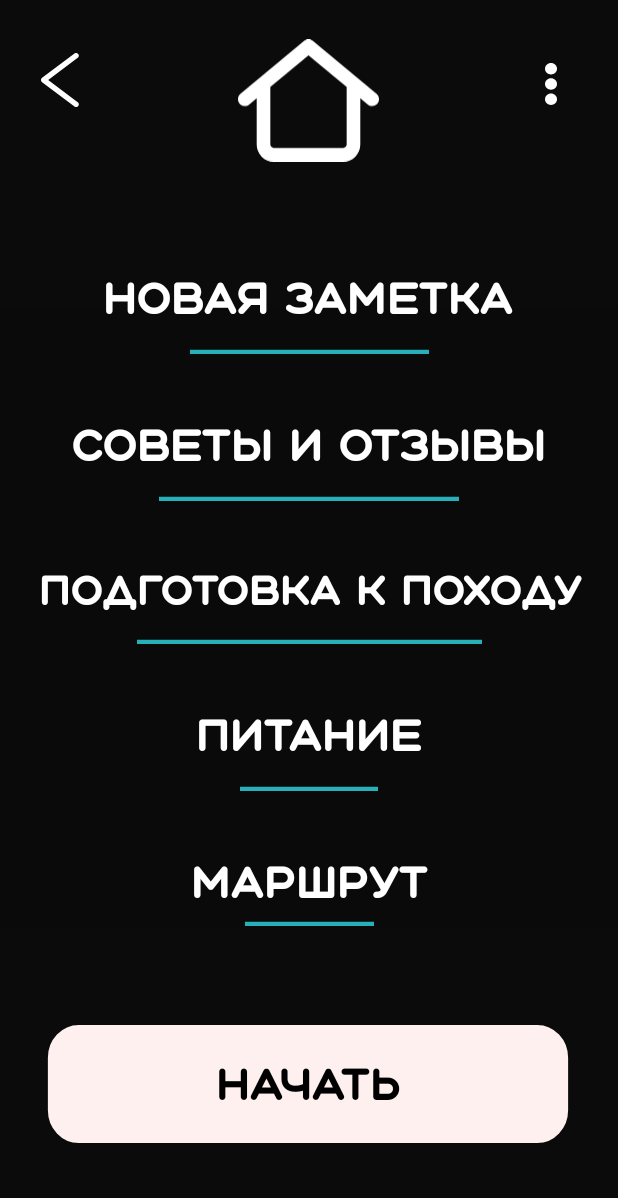
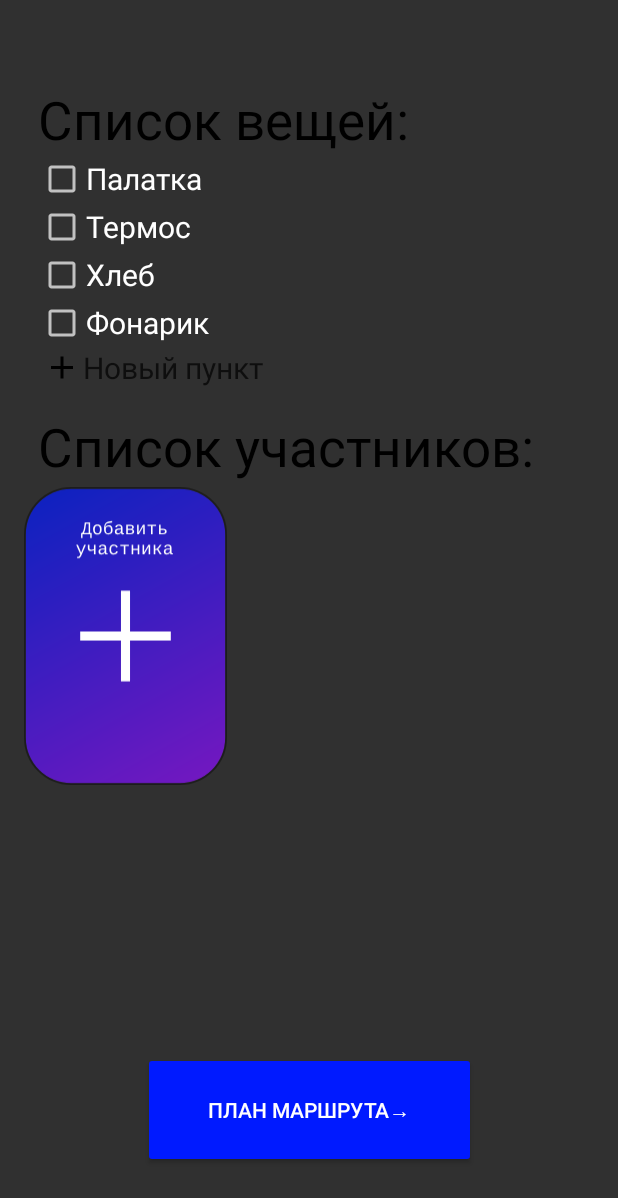
Before and after one commit to OSLL/circle21-camping, an Android app: the screen it shows after launch (MainScreeen before the commit, MainActivity_DD after it), after a tap on "Подготовка к походу", on a phone screen of 412 x 824 dp. Shown: the top 1198 px of the screen. Run offline under Robolectric (Android 15) with nearby library versions, the phone set to English and light mode, and no system bars.

Commit message:
Переход + анимация на экран "подготовка к походу", кнопки навигации и ActionBar на всех Activity, принудительная блокировка ориентации для экрана "подготовка к походу"

```diff
--- /dev/null
+++ b/app/src/main/java/com/makentoshe/androidgithubcitemplate/MainActivity_DD.kt
@@ -0,0 +1,85 @@
+package com.makentoshe.androidgithubcitemplate
+
+import android.os.Build
+import androidx.appcompat.app.AppCompatActivity
+import android.os.Bundle
+import android.util.Log
+import android.view.View
+import android.widget.Button
+import android.widget.ImageView
+import com.makentoshe.androidgithubcitemplate.R
+
+class MainActivity_DD : AppCompatActivity() {
+    override fun onCreate(savedInstanceState: Bundle?) {
+
+        super.onCreate(savedInstanceState)
+        setContentView(R.layout.activity_main_dd)
+
+        val add_participant:ImageView = findViewById(R.id.imageView)
+        val to_route_plan:Button = findViewById(R.id.button)
+        to_route_plan.setOnClickListener {
+            Log.d("TAG", "При нажатии на кнопку должен происходить переход к другой активити.")
+        }
+        add_participant.setOnClickListener {
+            Log.d("TAG", "Пока что ничего не происходит (см. TODO)")
+        }
+        if (Build.VERSION.SDK_INT >= Build.VERSION_CODES.JELLY_BEAN) {
+            if (Build.VERSION.SDK_INT >= Build.VERSION_CODES.KITKAT) {
+                window.decorView.systemUiVisibility = (View.SYSTEM_UI_FLAG_LAYOUT_STABLE
+                        or View.SYSTEM_UI_FLAG_LAYOUT_HIDE_NAVIGATION
+                        or View.SYSTEM_UI_FLAG_LAYOUT_FULLSCREEN
+                        or View.SYSTEM_UI_FLAG_HIDE_NAVIGATION
+                        or View.SYSTEM_UI_FLAG_FULLSCREEN
+                        or View.SYSTEM_UI_FLAG_IMMERSIVE_STICKY)
+            }
+        }
+    }
+    override fun onResume() {
+        super.onResume()
+        if (Build.VERSION.SDK_INT >= Build.VERSION_CODES.JELLY_BEAN) {
+            if (Build.VERSION.SDK_INT >= Build.VERSION_CODES.KITKAT) {
+                window.decorView.systemUiVisibility = (View.SYSTEM_UI_FLAG_LAYOUT_STABLE
+                        or View.SYSTEM_UI_FLAG_LAYOUT_HIDE_NAVIGATION
+                        or View.SYSTEM_UI_FLAG_LAYOUT_FULLSCREEN
+                        or View.SYSTEM_UI_FLAG_HIDE_NAVIGATION
+                        or View.SYSTEM_UI_FLAG_FULLSCREEN
+                        or View.SYSTEM_UI_FLAG_IMMERSIVE_STICKY)
+            }
+        }
+    }
+
+    override fun onPause() {
+        super.onPause()
+        if (Build.VERSION.SDK_INT >= Build.VERSION_CODES.JELLY_BEAN) {
+            if (Build.VERSION.SDK_INT >= Build.VERSION_CODES.KITKAT) {
+                window.decorView.systemUiVisibility = (View.SYSTEM_UI_FLAG_LAYOUT_STABLE
+                        or View.SYSTEM_UI_FLAG_LAYOUT_HIDE_NAVIGATION
+                        or View.SYSTEM_UI_FLAG_LAYOUT_FULLSCREEN
+                        or View.SYSTEM_UI_FLAG_HIDE_NAVIGATION
+                        or View.SYSTEM_UI_FLAG_FULLSCREEN
+                        or View.SYSTEM_UI_FLAG_IMMERSIVE_STICKY)
+            }
+        }
+    }
+
+    override fun onStop() {
+        super.onStop()
+        if (Build.VERSION.SDK_INT >= Build.VERSION_CODES.JELLY_BEAN) {
+            if (Build.VERSION.SDK_INT >= Build.VERSION_CODES.KITKAT) {
+                window.decorView.systemUiVisibility = (View.SYSTEM_UI_FLAG_LAYOUT_STABLE
+                        or View.SYSTEM_UI_FLAG_LAYOUT_HIDE_NAVIGATION
+                        or View.SYSTEM_UI_FLAG_LAYOUT_FULLSCREEN
+                        or View.SYSTEM_UI_FLAG_HIDE_NAVIGATION
+                        or View.SYSTEM_UI_FLAG_FULLSCREEN
+                        or View.SYSTEM_UI_FLAG_IMMERSIVE_STICKY)
+            }
+        }
+    }
+}
+
+// #TODO: найти атрибут, отвечающий за перемещение элементов в списке.
+// #TODO: разобраться, как работает этот чёртов ChipGroup (как нормально выравнивать элементы?).
+// #TODO: сделать RecyclerView для списка участников.
+// #TODO: вообще, при нажатии на "Добавить участника" карточка должна переворачиваться (по крайней мере -- реагировать на нажатие).
+// #TODO: можно открывать дополнительное мини-окно с вводом информации об участнике.
+// #TODO: сделать переход между активити (?)
--- a/app/src/main/java/com/makentoshe/androidgithubcitemplate/MainScreeen.kt
+++ b/app/src/main/java/com/makentoshe/androidgithubcitemplate/MainScreeen.kt
@@ -58,10 +58,12 @@ class MainScreeen : AppCompatActivity() {
 
         val textbutton4: TextView = findViewById(R.id.hike_id)
         textbutton4.setOnClickListener {
-            val text_toast4 = "Переход на экран подготовка к походу, скоро..."
-            val duration = Toast.LENGTH_SHORT
-            val toast = Toast.makeText(applicationContext, text_toast4, duration)
-            toast.show()
+//            val text_toast4 = "Переход на экран подготовка к походу, скоро..."
+//            val duration = Toast.LENGTH_SHORT
+//            val toast = Toast.makeText(applicationContext, text_toast4, duration)
+//            toast.show()
+            val intent = Intent(this, MainActivity_DD::class.java)
+            startActivity(intent)
         }
 
         val textbutton5: TextView = findViewById(R.id.eat_id)
@@ -96,4 +98,46 @@ class MainScreeen : AppCompatActivity() {
             toast.show()
         }
     }
+
+    override fun onResume() {
+        super.onResume()
+        if (Build.VERSION.SDK_INT >= Build.VERSION_CODES.JELLY_BEAN) {
+            if (Build.VERSION.SDK_INT >= Build.VERSION_CODES.KITKAT) {
+                window.decorView.systemUiVisibility = (View.SYSTEM_UI_FLAG_LAYOUT_STABLE
+                        or View.SYSTEM_UI_FLAG_LAYOUT_HIDE_NAVIGATION
+                        or View.SYSTEM_UI_FLAG_LAYOUT_FULLSCREEN
+                        or View.SYSTEM_UI_FLAG_HIDE_NAVIGATION
+                        or View.SYSTEM_UI_FLAG_FULLSCREEN
+                        or View.SYSTEM_UI_FLAG_IMMERSIVE_STICKY)
+            }
+        }
     }
+
+    override fun onPause() {
+        super.onPause()
+        if (Build.VERSION.SDK_INT >= Build.VERSION_CODES.JELLY_BEAN) {
+            if (Build.VERSION.SDK_INT >= Build.VERSION_CODES.KITKAT) {
+                window.decorView.systemUiVisibility = (View.SYSTEM_UI_FLAG_LAYOUT_STABLE
+                        or View.SYSTEM_UI_FLAG_LAYOUT_HIDE_NAVIGATION
+                        or View.SYSTEM_UI_FLAG_LAYOUT_FULLSCREEN
+                        or View.SYSTEM_UI_FLAG_HIDE_NAVIGATION
+                        or View.SYSTEM_UI_FLAG_FULLSCREEN
+                        or View.SYSTEM_UI_FLAG_IMMERSIVE_STICKY)
+            }
+        }
+    }
+
+    override fun onStop() {
+        super.onStop()
+        if (Build.VERSION.SDK_INT >= Build.VERSION_CODES.JELLY_BEAN) {
+            if (Build.VERSION.SDK_INT >= Build.VERSION_CODES.KITKAT) {
+                window.decorView.systemUiVisibility = (View.SYSTEM_UI_FLAG_LAYOUT_STABLE
+                        or View.SYSTEM_UI_FLAG_LAYOUT_HIDE_NAVIGATION
+                        or View.SYSTEM_UI_FLAG_LAYOUT_FULLSCREEN
+                        or View.SYSTEM_UI_FLAG_HIDE_NAVIGATION
+                        or View.SYSTEM_UI_FLAG_FULLSCREEN
+                        or View.SYSTEM_UI_FLAG_IMMERSIVE_STICKY)
+            }
+        }
+    }
+}
--- a/app/src/main/res/layout/activity_main_dd.xml
+++ b/app/src/main/res/layout/activity_main_dd.xml
@@ -13,7 +13,8 @@
         android:layout_marginStart="25dp"
         android:layout_marginTop="56dp"
         app:layout_constraintStart_toStartOf="parent"
-        app:layout_constraintTop_toTopOf="parent">
+        app:layout_constraintTop_toTopOf="parent"
+        android:layout_marginLeft="25dp">
 
         <TextView
             android:id="@+id/textView"
@@ -75,7 +76,8 @@
         android:textColor="@android:color/black"
         android:textSize="35dp"
         app:layout_constraintStart_toStartOf="parent"
-        app:layout_constraintTop_toBottomOf="@+id/chipGroup" />
+        app:layout_constraintTop_toBottomOf="@+id/chipGroup"
+        android:layout_marginLeft="25dp" />
 
     <ImageView
         android:id="@+id/imageView"
@@ -84,7 +86,8 @@
         android:layout_marginStart="16dp"
         app:layout_constraintStart_toStartOf="parent"
         app:layout_constraintTop_toBottomOf="@+id/textView2"
-        app:srcCompat="@drawable/ic_add_participant" />
+        app:srcCompat="@drawable/ic_add_participant"
+        android:layout_marginLeft="16dp" />
 
     <Button
         android:id="@+id/button"
```
Also changed, not shown: app/src/main/AndroidManifest.xml (+12 -0 lines), app/src/main/java/com/makentoshe/androidgithubcitemplate/MainActivity.kt (+20 -0 lines), app/src/main/java/com/makentoshe/myapplication2/MainActivity_DD.kt (deleted, +0 -31 lines), app/src/main/res/navigation/navigation.xml (+12 -0 lines), 2 other files.
